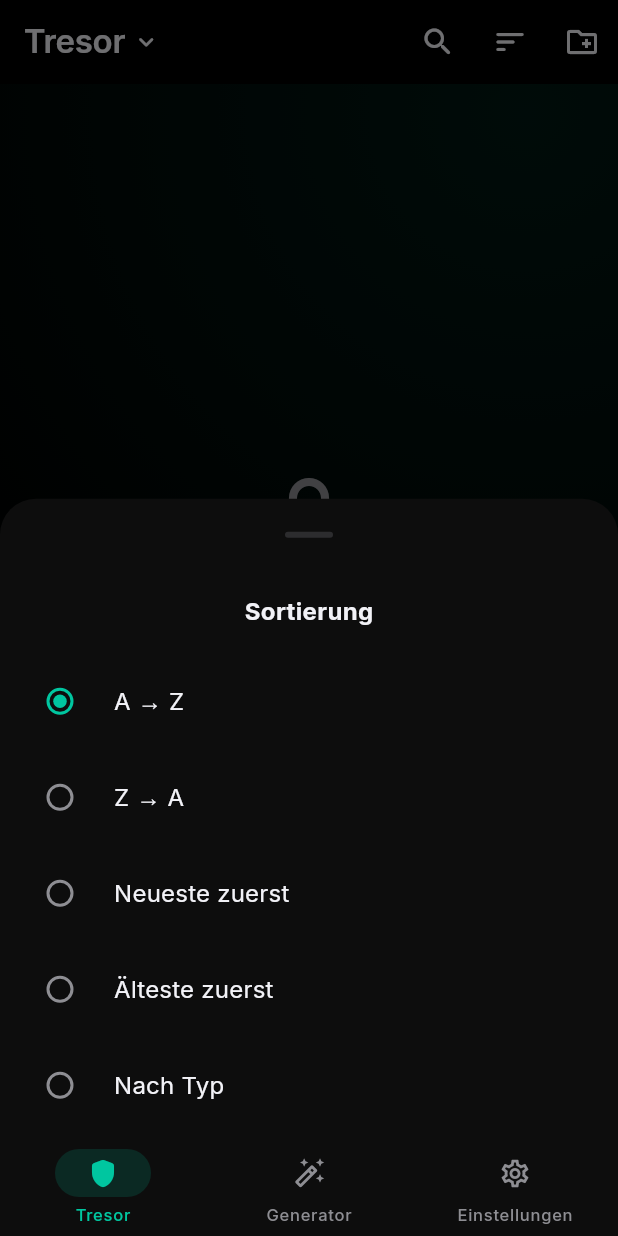
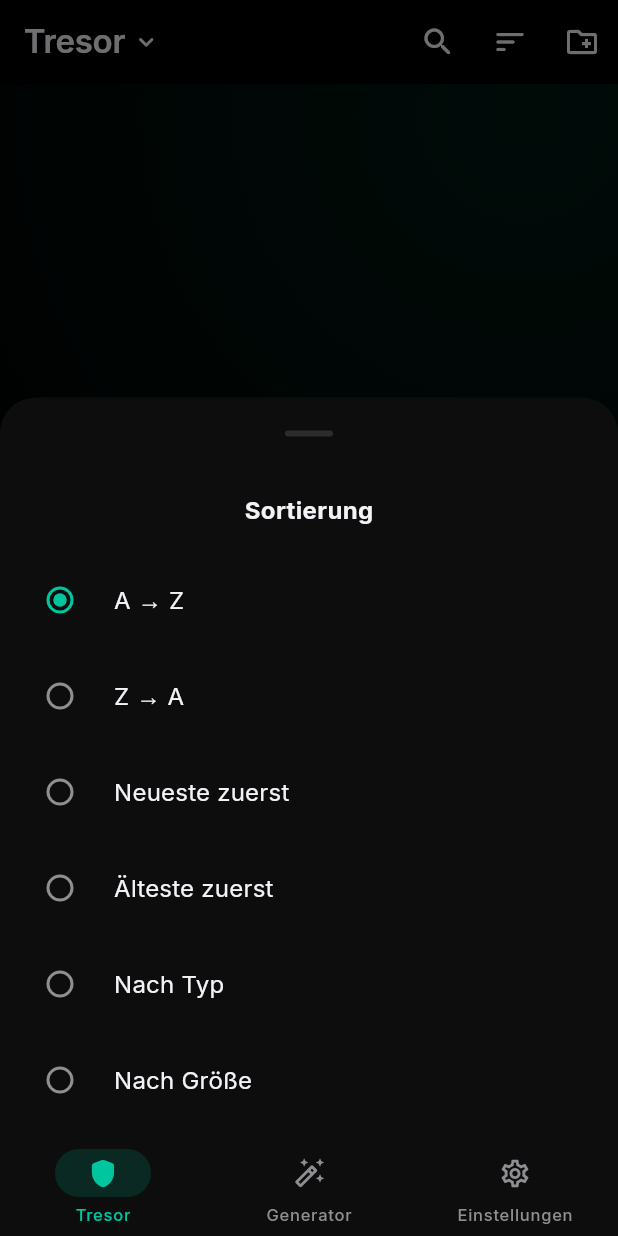
Before and after one commit to williklassner-ui/K-Passwort, a Flutter app: the VaultHomeScreen screen opened by its route, after a tap on the "sort" icon, on a phone screen of 412 x 824 dp. Run offline on Flutter 3.47's test engine with Material 3 defaults, Android fonts, the phone set to English and light mode, and no system bars; drawn by our look-alikes of flutter_animate; our stand-ins replace cached_network_image, flutter_riverpod, flutter_secure_storage, freezed_annotation, go_router, image_picker and 2 more; missing offline and left inert: argon2_ffi_base, kdbx, pointycastle, zxcvbn; accounts and stored records are empty.

Commit message:
UI-Fixes: mehrzeiliger Titel, volle Kartenbreite, Wrap-Chips, Sortiermenü
- Eintragstitel: maxLines 1→2 (lange Titel komplett lesbar)
- Karten nutzen fast volle Displaybreite: SliverPadding horizontal 16→4,
  Card margin auf zero (statt Flutter-Standard 4px)
- Gruppen- und Tag-Chips: SingleChildScrollView+Row → Wrap (mehrzeilig,
  kein Scrollen mehr nötig)
- Sortiermenü: isScrollControlled:true + SingleChildScrollView verhindert
  Abschneiden auf kleinen Bildschirmen

Co-Authored-By: Claude <noreply@anthropic.com>

```diff
--- a/lib/features/vault/presentation/screens/vault_home_screen.dart
+++ b/lib/features/vault/presentation/screens/vault_home_screen.dart
@@ -447,6 +447,7 @@ class _VaultHomeScreenState extends ConsumerState<VaultHomeScreen> {
                   icon: const Icon(Icons.sort_rounded),
                   onPressed: () => showModalBottomSheet(
                     context: context,
+                    isScrollControlled: true,
                     builder: (ctx) => const _SortSheet(),
                   ),
                 ),
@@ -475,30 +476,25 @@ class _VaultHomeScreenState extends ConsumerState<VaultHomeScreen> {
                 // Group filter chips
                 if (groups.isNotEmpty)
                   SliverToBoxAdapter(
-                    child: SingleChildScrollView(
-                      scrollDirection: Axis.horizontal,
-                      padding: const EdgeInsets.symmetric(horizontal: 16, vertical: 4),
-                      child: Row(
+                    child: Padding(
+                      padding: const EdgeInsets.symmetric(horizontal: 12, vertical: 4),
+                      child: Wrap(
+                        spacing: 8,
+                        runSpacing: 4,
                         children: [
-                          Padding(
-                            padding: const EdgeInsets.only(right: 8),
-                            child: FilterChip(
+                          FilterChip(
                             label: const Text('Alle'),
                             selected: selectedGroup == null,
                             onSelected: (_) =>
                                 ref.read(selectedGroupProvider.notifier).state = null,
                           ),
-                          ),
-                          ...groups.map((g) => Padding(
-                                padding: const EdgeInsets.only(right: 8),
-                                child: FilterChip(
+                          ...groups.map((g) => FilterChip(
                                 label: Text(g.name),
                                 selected: selectedGroup == g.id,
                                 onSelected: (_) {
                                   ref.read(selectedGroupProvider.notifier).state =
                                       selectedGroup == g.id ? null : g.id;
                                 },
-                                ),
                               )),
                         ],
                       ),
@@ -508,15 +504,14 @@ class _VaultHomeScreenState extends ConsumerState<VaultHomeScreen> {
                 // Tag filter chips
                 if (allTags.isNotEmpty)
                   SliverToBoxAdapter(
-                    child: SingleChildScrollView(
-                      scrollDirection: Axis.horizontal,
-                      padding: const EdgeInsets.symmetric(horizontal: 16, vertical: 4),
-                      child: Row(
+                    child: Padding(
+                      padding: const EdgeInsets.symmetric(horizontal: 12, vertical: 4),
+                      child: Wrap(
+                        spacing: 8,
+                        runSpacing: 4,
                         children: allTags.map((tag) {
                           final isSelected = selectedTags.contains(tag.name);
-                          return Padding(
-                            padding: const EdgeInsets.only(right: 8),
-                            child: FilterChip(
+                          return FilterChip(
                             avatar: tag.iconCode != 0
                                 ? Icon(
                                     IconData(tag.iconCode, fontFamily: 'MaterialIcons'),
@@ -536,7 +531,6 @@ class _VaultHomeScreenState extends ConsumerState<VaultHomeScreen> {
                               }
                               notifier.state = current;
                             },
-                            ),
                           );
                         }).toList(),
                       ),
@@ -549,7 +543,7 @@ class _VaultHomeScreenState extends ConsumerState<VaultHomeScreen> {
                   )
                 else
                   SliverPadding(
-                    padding: const EdgeInsets.symmetric(horizontal: 16),
+                    padding: const EdgeInsets.symmetric(horizontal: 4),
                     sliver: SliverList.separated(
                       itemCount: entries.length,
                       separatorBuilder: (_, __) => const SizedBox(height: 0),
@@ -593,6 +587,7 @@ class _SortSheet extends ConsumerWidget {
       (SortOrder.bySize, 'Nach Größe'),
     ];
     return SafeArea(
+      child: SingleChildScrollView(
         child: Column(
           mainAxisSize: MainAxisSize.min,
           children: [
@@ -614,6 +609,7 @@ class _SortSheet extends ConsumerWidget {
                 )),
             const SizedBox(height: 8),
           ],
+        ),
       ),
     );
   }
--- a/lib/features/vault/presentation/widgets/entry_card.dart
+++ b/lib/features/vault/presentation/widgets/entry_card.dart
@@ -148,6 +148,7 @@ class EntryCard extends ConsumerWidget {
   @override
   Widget build(BuildContext context, WidgetRef ref) {
     final card = Card(
+      margin: EdgeInsets.zero,
       child: InkWell(
         borderRadius: BorderRadius.circular(16),
         onTap: () {
@@ -188,7 +189,7 @@ class EntryCard extends ConsumerWidget {
                     child: Text(
                       entry.title,
                       style: AppTypography.titleSmall,
-                      maxLines: 1,
+                      maxLines: 2,
                       overflow: TextOverflow.ellipsis,
                     ),
                   ),
```
Lines whose indentation alone changed are shown as unchanged.
